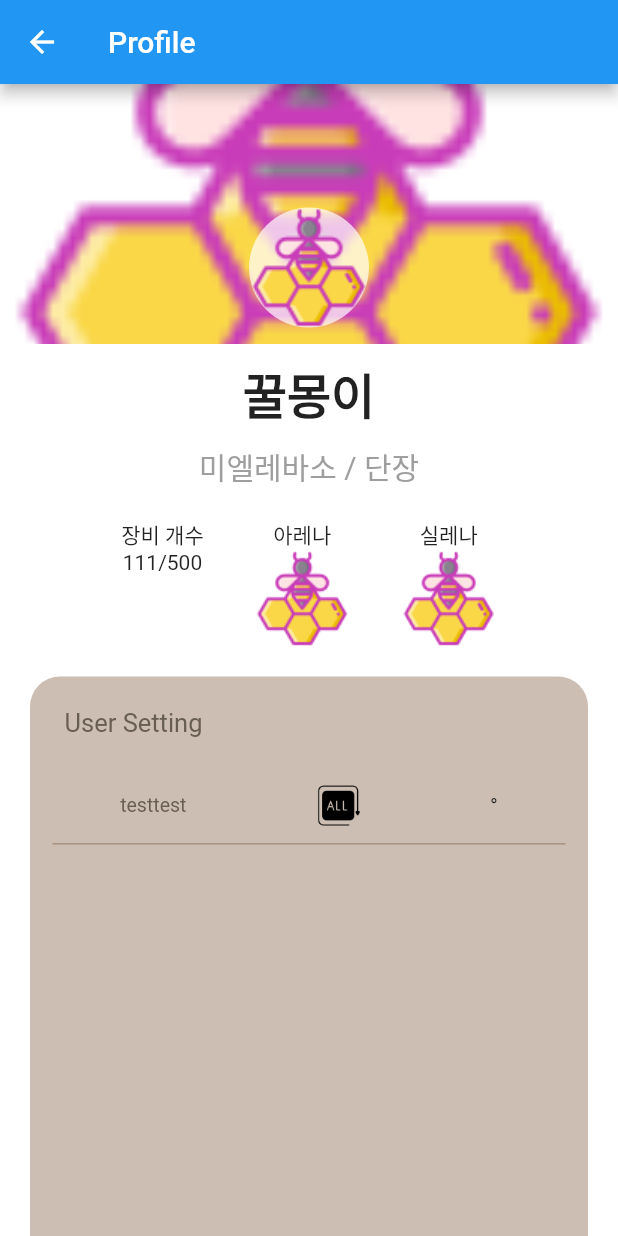
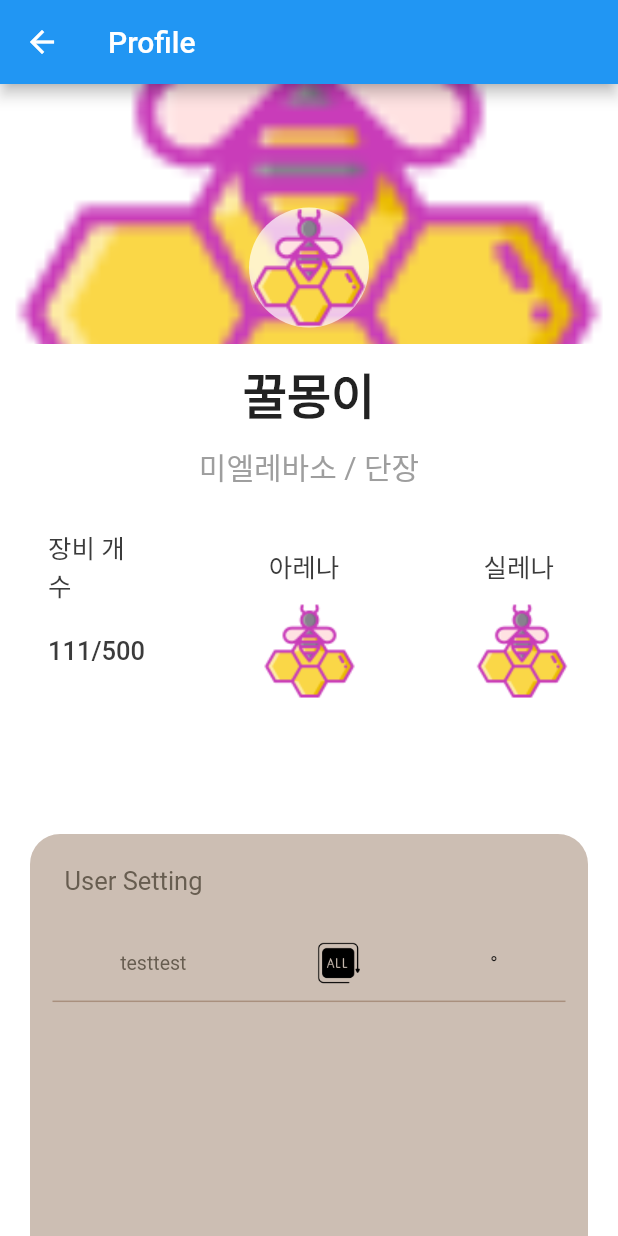
Before and after one commit to JMcunst/mielevaso_app, a Flutter app: the UserInfoPage screen opened directly, on a phone screen of 412 x 824 dp. Run offline on Flutter 3.47's test engine with Material 2 defaults, Android fonts, the phone set to English and light mode, and no system bars; our stand-ins replace cloud_firestore, dropdown_search, firebase_auth, firebase_core, firebase_storage, get and 2 more; missing offline and left inert: flutter_email_sender, mailer; accounts and stored records are empty.

Commit message:
remove : unnecessary resources

```diff
--- a/lib/screens/user_info_page.dart
+++ b/lib/screens/user_info_page.dart
@@ -1,5 +1,6 @@
 import 'package:flutter/cupertino.dart';
 import 'package:flutter/material.dart';
+import 'package:mielevaso_app/screens/user_pvp_page.dart';
 import 'package:mielevaso_app/widgets/user_info_widget.dart';
 
 class UserInfoPage extends StatefulWidget {
@@ -85,102 +86,9 @@ class _UserInfoPageState extends State<UserInfoPage> {
               ),
             ),
             SizedBox(
-              height: 20,
+              height: 10,
             ),
-            Container(
-              margin: EdgeInsets.symmetric(horizontal: 64),
-              child: Row(
-                mainAxisAlignment: MainAxisAlignment.spaceAround,
-                crossAxisAlignment: CrossAxisAlignment.start,
-                children: [
-                  Column(
-                    mainAxisAlignment: MainAxisAlignment.spaceEvenly,
-                    crossAxisAlignment: CrossAxisAlignment.center,
-                    children: [
-                      Text('장비 개수'),
-                      Text('111/500')
-                    ],
-                  ),
-                  Column(
-                    mainAxisAlignment: MainAxisAlignment.center,
-                    crossAxisAlignment: CrossAxisAlignment.center,
-                    children: [
-                      Text('아레나'),
-                      Image(image: AssetImage("assets/images/main.png")),
-                    ],
-                  ),
-                  Column(
-                    mainAxisAlignment: MainAxisAlignment.center,
-                    crossAxisAlignment: CrossAxisAlignment.center,
-                    children: [
-                      Text('실레나'),
-                      Image(image: AssetImage("assets/images/main.png")),
-                    ],
-                  )
-                ],
-              ),
-            ),
-            // GridView.count(
-            //   crossAxisCount: 3,
-            //   childAspectRatio: 1, // 가로 세로 비율을 1:1로 설정
-            //   mainAxisSpacing: 0, // 수직 방향 간격을 0으로 설정
-            //   crossAxisSpacing: 0,
-            //   shrinkWrap: true,
-            //   children: [
-            //     Container(
-            //       decoration: BoxDecoration(
-            //         border: Border.all(color: Colors.black, width: 1),
-            //         color: Colors.blue,
-            //       ),
-            //       child: Text('장비 개수'),
-            //     ),
-            //     Container(
-            //       decoration: BoxDecoration(
-            //         border: Border.all(color: Colors.black, width: 1),
-            //         color: Colors.red,
-            //       ),
-            //       child: Text('아레나'),
-            //     ),
-            //     Container(
-            //       decoration: BoxDecoration(
-            //         border: Border.all(color: Colors.black, width: 1),
-            //         color: Colors.green,
-            //       ),
-            //       child: Text('실레나'),
-            //     ),
-            //     Container(
-            //       decoration: BoxDecoration(
-            //         border: Border.all(color: Colors.black, width: 1),
-            //         color: Colors.yellow,
-            //       ),
-            //       child: Text('111/500'),
-            //     ),
-            //     Container(
-            //       width: 30,
-            //       height: 30,
-            //       decoration: BoxDecoration(
-            //         border: Border.all(color: Colors.black, width: 1),
-            //         color: Colors.orange,
-            //       ),
-            //       child: Image(
-            //         image: AssetImage("assets/images/main.png"),
-            //         fit: BoxFit.cover,
-            //       ),
-            //     ),
-            //     Container(
-            //       width: 30,
-            //       height: 30,
-            //       decoration: BoxDecoration(
-            //         border: Border.all(color: Colors.black, width: 1),
-            //         color: Colors.purple,
-            //       ),
-            //       child: Image(
-            //         image: AssetImage("assets/images/main.png"),
-            //         fit: BoxFit.cover,
-            //       ),
-            //     ),
-            //   ].map((child) => Center(child: child)).toList(),
-            // ),
+            UserPvpPage(),
             UserInfoWidget()
           ],
         ),
```
